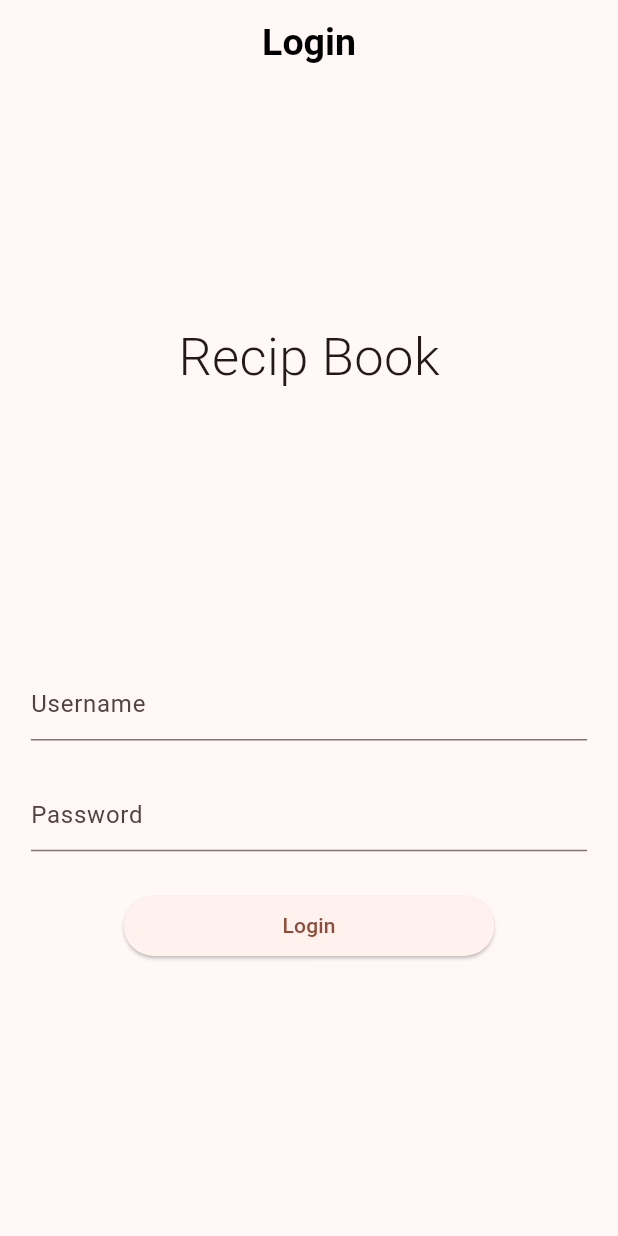
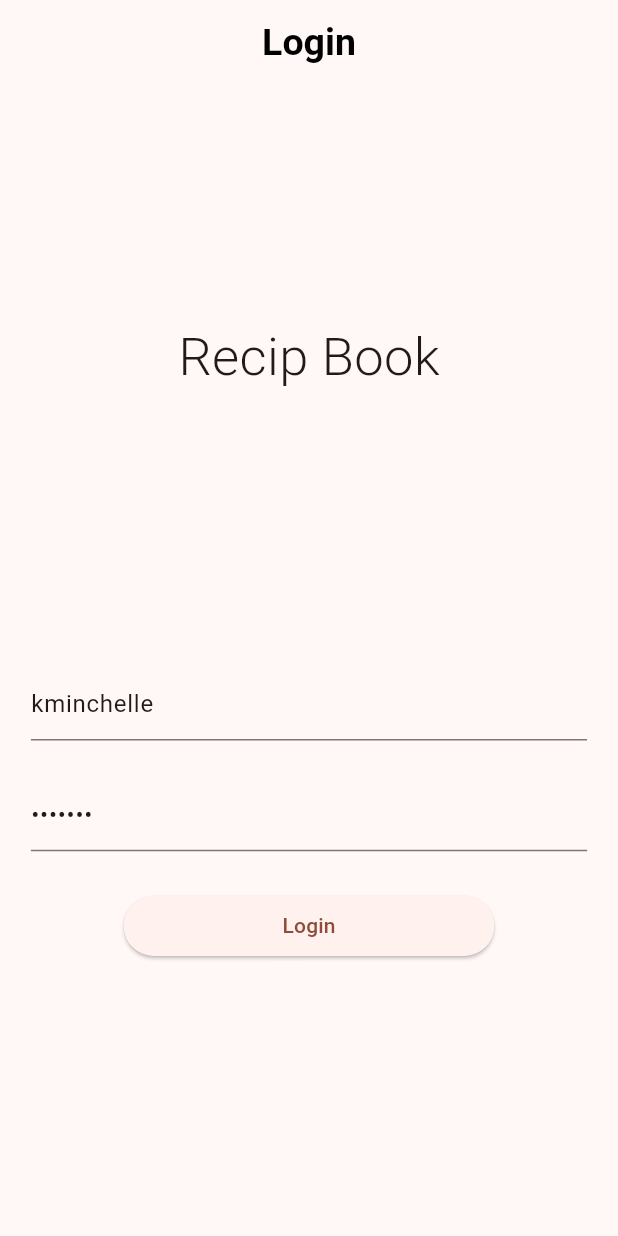
Before and after one commit to fanetech/recipies_app, a Flutter app: the screen it shows after launch, after a tap on "Login", on a phone screen of 412 x 824 dp. Run offline on Flutter 3.47's test engine with Material 3 defaults, Android fonts, the phone set to English and light mode, and no system bars; our stand-ins replace dio; accounts and stored records are empty; network calls fail.

Commit message:
implement login

```diff
--- /dev/null
+++ b/lib/consts.dart
@@ -0,0 +1 @@
+const String API_BASE_URL = "https://dummyjson.com";
--- /dev/null
+++ b/lib/models/User.dart
@@ -0,0 +1,70 @@
+import 'dart:convert';
+
+User userFromJson(String str) => User.fromJson(json.decode(str));
+
+String userToJson(User data) => json.encode(data.toJson());
+
+class User {
+    int id;
+    String username;
+    String email;
+    String firstName;
+    String lastName;
+    String gender;
+    String image;
+    String token;
+
+    User({
+        required this.id,
+        required this.username,
+        required this.email,
+        required this.firstName,
+        required this.lastName,
+        required this.gender,
+        required this.image,
+        required this.token,
+    });
+
+    User copyWith({
+        int? id,
+        String? username,
+        String? email,
+        String? firstName,
+        String? lastName,
+        String? gender,
+        String? image,
+        String? token,
+    }) =>
+        User(
+            id: id ?? this.id,
+            username: username ?? this.username,
+            email: email ?? this.email,
+            firstName: firstName ?? this.firstName,
+            lastName: lastName ?? this.lastName,
+            gender: gender ?? this.gender,
+            image: image ?? this.image,
+            token: token ?? this.token,
+        );
+
+    factory User.fromJson(Map<String, dynamic> json) => User(
+        id: json["id"],
+        username: json["username"],
+        email: json["email"],
+        firstName: json["firstName"],
+        lastName: json["lastName"],
+        gender: json["gender"],
+        image: json["image"],
+        token: json["token"],
+    );
+
+    Map<String, dynamic> toJson() => {
+        "id": id,
+        "username": username,
+        "email": email,
+        "firstName": firstName,
+        "lastName": lastName,
+        "gender": gender,
+        "image": image,
+        "token": token,
+    };
+}
--- a/lib/pages/login_page.dart
+++ b/lib/pages/login_page.dart
@@ -1,4 +1,5 @@
 import 'package:flutter/material.dart';
+import 'package:recipies_app/services/auth_service.dart';
 
 class LoginPage extends StatefulWidget {
   const LoginPage({Key? key}) : super(key: key);
@@ -8,6 +9,9 @@ class LoginPage extends StatefulWidget {
 }
 
 class _LoginPageState extends State<LoginPage> {
+  GlobalKey<FormState> _loginFormKey = GlobalKey();
+  String? username, password;
+
   @override
   Widget build(BuildContext context) {
     return Scaffold(
@@ -50,17 +54,43 @@ class _LoginPageState extends State<LoginPage> {
       width: MediaQuery.sizeOf(context).width * 0.90,
       height: MediaQuery.sizeOf(context).height * 0.30,
       child: Form(
+        key: _loginFormKey,
         child: Column(
           mainAxisSize: MainAxisSize.max,
           mainAxisAlignment: MainAxisAlignment.spaceEvenly,
           crossAxisAlignment: CrossAxisAlignment.center,
           children: [
             TextFormField(
+              onSaved: (value) {
+                setState(() {
+                username = value;
+                });
+              },
+              validator: (value) {
+                if (value == null || value.isEmpty) {
+                  return "Please enter a username";
+                }
+                return null;
+              },
+              initialValue: "kminchelle",
               decoration: const InputDecoration(
                 hintText: "Username",
               ),
             ),
             TextFormField(
+              onSaved: (value) {
+                setState(() {
+                password = value;
+                });
+              },
+              obscureText: true,
+              validator: (value) {
+                if (value == null || value.isEmpty) {
+                  return "Please enter a password";
+                }
+                return null;
+              },
+              initialValue: "0lelplR",
               decoration: const InputDecoration(
                 hintText: "Password",
               ),
@@ -76,7 +106,14 @@ class _LoginPageState extends State<LoginPage> {
     return SizedBox(
       width: MediaQuery.sizeOf(context).width * 0.60,
       child: ElevatedButton(
-        onPressed: () {},
+        onPressed: ()  async {
+          if (_loginFormKey.currentState!.validate()) {
+            _loginFormKey.currentState!.save();
+            print("Username: $username, Password: $password");
+            bool result = await AuthService().login(username!, password!);
+            print(result);
+          }
+        },
         child: const Text("Login"),
       ),
     );
--- /dev/null
+++ b/lib/services/auth_service.dart
@@ -0,0 +1,33 @@
+import 'package:recipies_app/models/User.dart';
+import 'package:recipies_app/services/http_service.dart';
+
+class AuthService {
+  static final AuthService _singleton = AuthService._internal();
+
+  final _httpService = HTTPService();
+
+  User? user;
+
+  factory AuthService() {
+    return _singleton;
+  }
+
+  AuthService._internal();
+
+  Future<bool> login(String username, String password) async {
+    try {
+      final response = await _httpService.post('/auth/login', {
+        'username': username,
+        'password': password,
+      });
+      if(response?.statusCode == 200 && response?.data != null) {
+        user = User.fromJson(response!.data);
+        HTTPService().setup(bearerToken: user!.token);
+        return true;
+      }
+    } catch (e) {
+      print(e);
+    }
+    return false;
+  }
+}
--- /dev/null
+++ b/lib/services/http_service.dart
@@ -0,0 +1,37 @@
+import 'package:dio/dio.dart';
+import 'package:recipies_app/consts.dart';
+
+class HTTPService {
+  static final HTTPService _singleton = HTTPService._internal();
+  final _dio = Dio();
+  factory HTTPService() {
+    return _singleton;
+  }
+
+  HTTPService._internal() {
+    setup();
+  }
+
+  Future<void> setup({String? bearerToken}) async {
+    final headers = {
+      'Content-Type': 'application/json',
+    };
+    final options = BaseOptions(
+      headers: headers,
+      baseUrl: API_BASE_URL,
+      validateStatus: (status) {
+       if(status == null) return false;
+       return status < 500;
+      }
+    );
+    _dio.options = options;
+  }
+
+  Future<Response?> post(String path, Map data) async {
+    try {
+      return await _dio.post(path, data: data);
+    } catch (e) {
+      print(e);
+    }
+  }
+}
--- a/pubspec.yaml
+++ b/pubspec.yaml
@@ -46,6 +46,7 @@ dev_dependencies:
   # package. See that file for information about deactivating specific lint
   # rules and activating additional ones.
   flutter_lints: ^3.0.0
+  dio: ^5.4.3+1
 
 # For information on the generic Dart part of this file, see the
 # following page: https://dart.dev/tools/pub/pubspec
```
Also changed, not shown: pubspec.lock.
